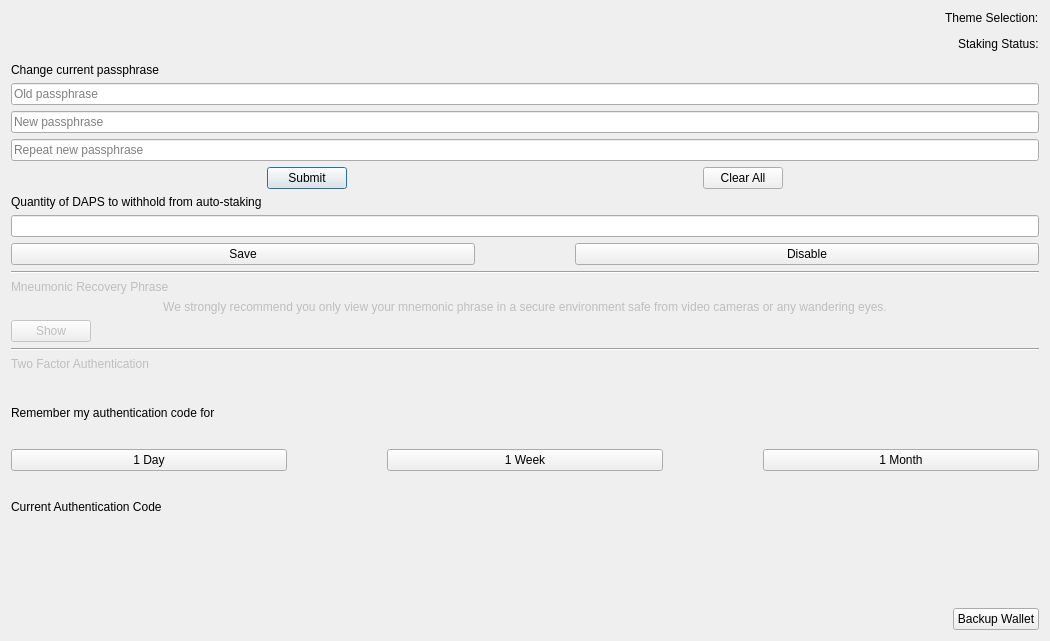
The window that src/qt/forms/optionspage.ui (pedrorv0106/DAPS) describes before a commit, drawn with Qt 5.
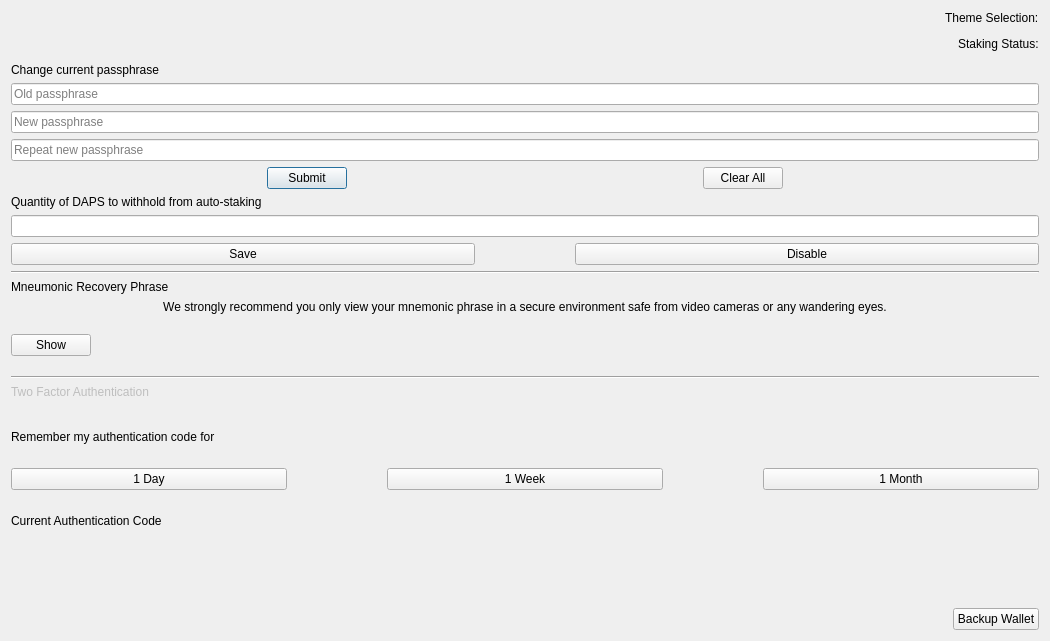
The same window after the commit. Custom widgets are drawn as their Qt base class.

Commit message: DAPS-363 ui working for mnenomic phrase

The edit to the form file:
```diff
--- a/src/qt/forms/optionspage.ui
+++ b/src/qt/forms/optionspage.ui
@@ -237,7 +237,7 @@
    <item>
     <widget class="QLabel" name="labelMneumonicRecovery">
      <property name="enabled">
-      <bool>false</bool>
+      <bool>true</bool>
      </property>
      <property name="sizePolicy">
       <sizepolicy hsizetype="Maximum" vsizetype="Maximum">
@@ -253,7 +253,7 @@
    <item>
     <widget class="QLabel" name="labelRecoveryDescription">
      <property name="enabled">
-      <bool>false</bool>
+      <bool>true</bool>
      </property>
      <property name="sizePolicy">
       <sizepolicy hsizetype="Preferred" vsizetype="Maximum">
@@ -270,9 +270,11 @@
     </widget>
    </item>
    <item>
+    <layout class="QHBoxLayout" name="horizontalLayout_3">
+     <item>
     <widget class="QPushButton" name="pushButtonRecovery">
      <property name="enabled">
-      <bool>false</bool>
+        <bool>true</bool>
      </property>
      <property name="sizePolicy">
       <sizepolicy hsizetype="Maximum" vsizetype="Fixed">
@@ -286,6 +288,21 @@
     </widget>
    </item>
    <item>
+      <widget class="QLabel" name="lblMnemonic">
+       <property name="lineWidth">
+        <number>2</number>
+       </property>
+       <property name="text">
+        <string/>
+       </property>
+       <property name="wordWrap">
+        <bool>true</bool>
+       </property>
+      </widget>
+     </item>
+    </layout>
+   </item>
+   <item>
     <widget class="Line" name="line_2">
      <property name="orientation">
       <enum>Qt::Horizontal</enum>
```
Left out of the diff: 34 changed lines with no effect on the pictures. Lines whose indentation alone changed are shown as unchanged. The commit also changes 1 other file.
